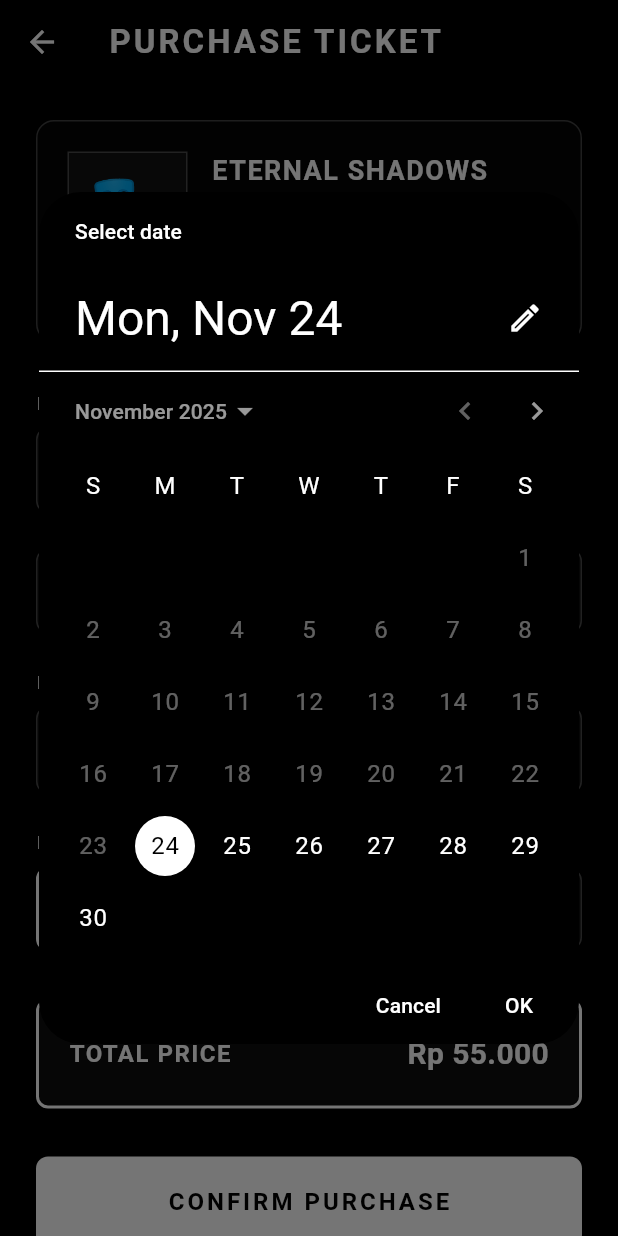
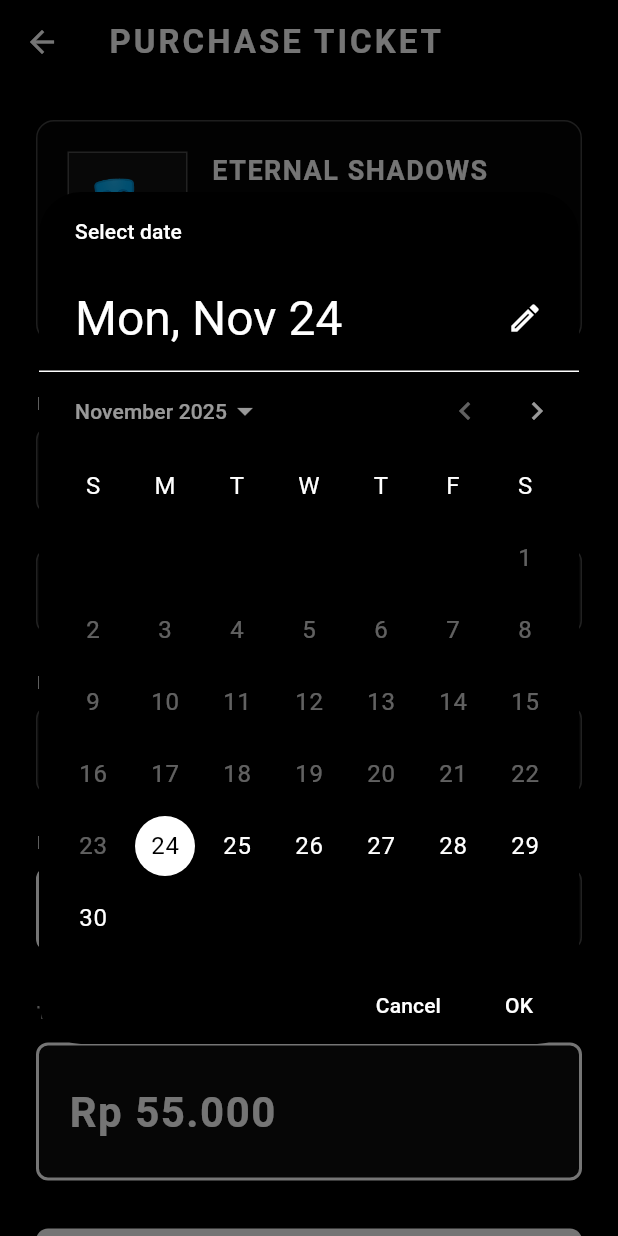
Before and after one commit to Abicodejr/utspam_5a_0027_film, a Flutter app: the PurchaseFormPage screen opened directly with sample values from the repository, after a tap on an icon or button, on a phone screen of 412 x 824 dp. Run offline on Flutter 3.47's test engine with Material 3 defaults, Android fonts, the phone set to English and light mode, and no system bars; our stand-ins replace sqflite; accounts and stored records are empty.

Commit message:
update total price display style across purchase pages

```diff
--- a/lib/pages/purchase_form_page.dart
+++ b/lib/pages/purchase_form_page.dart
@@ -498,35 +498,41 @@ class _PurchaseFormPageState extends State<PurchaseFormPage> {
                   ),
                 ],
                 const SizedBox(height: 32),
+                Column(
+                  crossAxisAlignment: CrossAxisAlignment.start,
+                  children: [
+                    const Text(
+                      'TOTAL PRICE',
+                      style: TextStyle(
+                        color: Colors.white70,
+                        fontSize: 12,
+                        fontWeight: FontWeight.bold,
+                        letterSpacing: 1.5,
+                      ),
+                    ),
+                    const SizedBox(height: 12),
                     Container(
-                  padding: const EdgeInsets.all(20),
+                      width: double.infinity,
+                      padding: const EdgeInsets.symmetric(
+                        horizontal: 20,
+                        vertical: 24,
+                      ),
                       decoration: BoxDecoration(
                         border: Border.all(color: Colors.white, width: 2),
                         borderRadius: BorderRadius.circular(8),
                         color: Colors.white.withOpacity(0.05),
                       ),
-                  child: Row(
-                    mainAxisAlignment: MainAxisAlignment.spaceBetween,
-                    children: [
-                      const Text(
-                        'TOTAL PRICE',
-                        style: TextStyle(
+                      child: Text(
+                        currencyFormat.format(_totalPrice),
+                        style: const TextStyle(
                           color: Colors.white,
-                          fontSize: 16,
+                          fontSize: 28,
                           fontWeight: FontWeight.bold,
                           letterSpacing: 1,
                         ),
                       ),
-                      Text(
-                        currencyFormat.format(_totalPrice),
-                        style: const TextStyle(
-                          color: Colors.white,
-                          fontSize: 20,
-                          fontWeight: FontWeight.bold,
-                        ),
                     ),
                   ],
-                  ),
                 ),
                 const SizedBox(height: 32),
                 SizedBox(
```
Also changed, not shown: lib/pages/edit_purchase_page.dart (+17 -15 lines), lib/pages/purchase_detail_page.dart (+23 -17 lines). Lines whose indentation alone changed are shown as unchanged.
